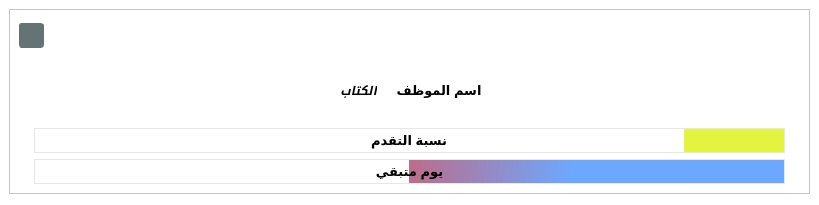
This is activedoc.ui in ashraf-kx/maktaba-assistant as Qt 5 draws it before an edit. The edited form follows.
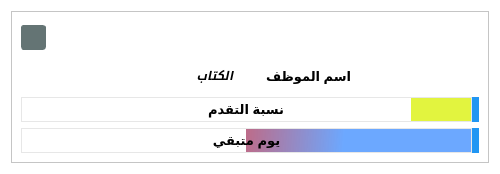
This is the edited form. Icons and pictures are not drawn.

Patch:
```diff
--- a/activedoc.ui
+++ b/activedoc.ui
@@ -6,10 +6,16 @@
    <rect>
     <x>0</x>
     <y>0</y>
-    <width>819</width>
-    <height>205</height>
+    <width>500</width>
+    <height>174</height>
    </rect>
   </property>
+  <property name="maximumSize">
+   <size>
+    <width>500</width>
+    <height>16777215</height>
+   </size>
+  </property>
   <property name="font">
    <font>
     <kerning>false</kerning>
@@ -18,22 +24,16 @@
   <property name="windowTitle">
    <string>Form</string>
   </property>
+  <property name="layoutDirection">
+   <enum>Qt::RightToLeft</enum>
+  </property>
   <property name="styleSheet">
    <string notr="true">QWidget
 {
 	background-color: rgb(255, 255, 255);
 }</string>
   </property>
-  <layout class="QVBoxLayout" name="verticalLayout_3">
-   <property name="leftMargin">
-    <number>9</number>
-   </property>
-   <property name="topMargin">
-    <number>9</number>
-   </property>
-   <property name="rightMargin">
-    <number>9</number>
-   </property>
+  <layout class="QVBoxLayout" name="verticalLayout_2">
    <item>
     <widget class="QFrame" name="frame">
      <property name="frameShape">
@@ -42,9 +42,68 @@
      <property name="frameShadow">
       <enum>QFrame::Raised</enum>
      </property>
-     <layout class="QVBoxLayout" name="verticalLayout_2">
+     <layout class="QVBoxLayout" name="verticalLayout">
       <item>
        <layout class="QHBoxLayout" name="horizontalLayout_3">
+        <item>
+         <widget class="QPushButton" name="Bt_remove">
+          <property name="cursor">
+           <cursorShape>PointingHandCursor</cursorShape>
+          </property>
+          <property name="styleSheet">
+           <string notr="true">QPushButton
+{
+    padding: 7px 7px 7px 7px;
+    font-size: 15px;
+    font-family: Ubuntu;
+    color: #ffffff;
+    white-space: nowrap;
+    background-color:#FFF;
+   
+    border-radius: 3px;
+       
+    border: 1px solid #FFF;
+       
+    vertical-align: middle;
+}
+
+QPushButton:hover
+{
+background-color:#FFFFF9;
+    border: 1px solid #FFFFF9;
+color: #ffffff;
+
+}
+</string>
+          </property>
+          <property name="text">
+           <string/>
+          </property>
+          <property name="icon">
+           <iconset resource="Icons.qrc">
+            <normaloff>:/Icons/ic_clear_2x.png</normaloff>:/Icons/ic_clear_2x.png</iconset>
+          </property>
+          <property name="iconSize">
+           <size>
+            <width>15</width>
+            <height>15</height>
+           </size>
+          </property>
+         </widget>
+        </item>
+        <item>
+         <spacer name="horizontalSpacer_3">
+          <property name="orientation">
+           <enum>Qt::Horizontal</enum>
+          </property>
+          <property name="sizeHint" stdset="0">
+           <size>
+            <width>40</width>
+            <height>20</height>
+           </size>
+          </property>
+         </spacer>
+        </item>
         <item>
          <widget class="QPushButton" name="Bt_toArchive">
           <property name="maximumSize">
@@ -99,62 +158,6 @@
           </property>
          </widget>
         </item>
-        <item>
-         <spacer name="horizontalSpacer_3">
-          <property name="orientation">
-           <enum>Qt::Horizontal</enum>
-          </property>
-          <property name="sizeHint" stdset="0">
-           <size>
-            <width>40</width>
-            <height>20</height>
-           </size>
-          </property>
-         </spacer>
-        </item>
-        <item>
-         <widget class="QPushButton" name="Bt_remove">
-          <property name="styleSheet">
-           <string notr="true">QPushButton
-{
-    padding: 7px 7px 7px 7px;
-    font-size: 15px;
-    font-family: Ubuntu;
-    color: #ffffff;
-    white-space: nowrap;
-    background-color:#FFF;
-   
-    border-radius: 3px;
-       
-    border: 1px solid #FFF;
-       
-    vertical-align: middle;
-}
-
-QPushButton:hover
-{
-background-color:#FFFFF9;
-    border: 1px solid #FFFFF9;
-color: #ffffff;
-
-}
-</string>
-          </property>
-          <property name="text">
-           <string/>
-          </property>
-          <property name="icon">
-           <iconset resource="Icons.qrc">
-            <normaloff>:/Icons/ic_clear_2x.png</normaloff>:/Icons/ic_clear_2x.png</iconset>
-          </property>
-          <property name="iconSize">
-           <size>
-            <width>15</width>
-            <height>15</height>
-           </size>
-          </property>
-         </widget>
-        </item>
        </layout>
       </item>
       <item>
@@ -178,48 +181,14 @@
           </property>
          </spacer>
         </item>
-        <item>
-         <widget class="QLabel" name="L_titleDoc">
-          <property name="font">
-           <font>
-            <pointsize>9</pointsize>
-            <weight>75</weight>
-            <italic>true</italic>
-            <bold>true</bold>
-           </font>
-          </property>
-          <property name="text">
-           <string>الكتاب</string>
-          </property>
-          <property name="scaledContents">
-           <bool>true</bool>
-          </property>
-          <property name="margin">
-           <number>5</number>
-          </property>
-         </widget>
-        </item>
-        <item>
-         <widget class="QLabel" name="label">
-          <property name="maximumSize">
-           <size>
-            <width>25</width>
-            <height>25</height>
-           </size>
-          </property>
-          <property name="text">
-           <string/>
-          </property>
-          <property name="pixmap">
-           <pixmap resource="Icons.qrc">:/Icons/ic_create_2x.png</pixmap>
-          </property>
-          <property name="scaledContents">
-           <bool>true</bool>
-          </property>
-         </widget>
-        </item>
         <item>
          <widget class="QLabel" name="L_nameWorker">
+          <property name="minimumSize">
+           <size>
+            <width>150</width>
+            <height>0</height>
+           </size>
+          </property>
           <property name="font">
            <font>
             <pointsize>10</pointsize>
@@ -228,13 +197,13 @@
            </font>
           </property>
           <property name="text">
-           <string>اسم الموظف</string>
+           <string>  اسم الموظف  </string>
           </property>
           <property name="scaledContents">
            <bool>true</bool>
           </property>
           <property name="alignment">
-           <set>Qt::AlignCenter</set>
+           <set>Qt::AlignRight|Qt::AlignTrailing|Qt::AlignVCenter</set>
           </property>
           <property name="wordWrap">
            <bool>false</bool>
@@ -244,6 +213,52 @@
           </property>
          </widget>
         </item>
+        <item>
+         <widget class="QLabel" name="label">
+          <property name="maximumSize">
+           <size>
+            <width>25</width>
+            <height>25</height>
+           </size>
+          </property>
+          <property name="text">
+           <string/>
+          </property>
+          <property name="pixmap">
+           <pixmap resource="Icons.qrc">:/Icons/ic_create_2x.png</pixmap>
+          </property>
+          <property name="scaledContents">
+           <bool>true</bool>
+          </property>
+         </widget>
+        </item>
+        <item>
+         <widget class="QLabel" name="L_titleDoc">
+          <property name="minimumSize">
+           <size>
+            <width>150</width>
+            <height>0</height>
+           </size>
+          </property>
+          <property name="font">
+           <font>
+            <pointsize>9</pointsize>
+            <weight>75</weight>
+            <italic>true</italic>
+            <bold>true</bold>
+           </font>
+          </property>
+          <property name="text">
+           <string>  الكتاب  </string>
+          </property>
+          <property name="scaledContents">
+           <bool>true</bool>
+          </property>
+          <property name="margin">
+           <number>5</number>
+          </property>
+         </widget>
+        </item>
         <item>
          <spacer name="horizontalSpacer_2">
           <property name="orientation">
@@ -260,31 +275,82 @@
        </layout>
       </item>
       <item>
-       <layout class="QVBoxLayout" name="verticalLayout">
-        <property name="leftMargin">
-         <number>15</number>
-        </property>
-        <property name="topMargin">
+       <layout class="QGridLayout" name="gridLayout">
+        <property name="horizontalSpacing">
          <number>0</number>
         </property>
-        <property name="rightMargin">
-         <number>15</number>
+        <property name="verticalSpacing">
+         <number>6</number>
         </property>
-        <property name="bottomMargin">
-         <number>0</number>
-        </property>
-        <item>
+        <item row="1" column="1">
+         <widget class="QProgressBar" name="PB_daysLeft">
+          <property name="minimumSize">
+           <size>
+            <width>0</width>
+            <height>25</height>
+           </size>
+          </property>
+          <property name="maximumSize">
+           <size>
+            <width>16777215</width>
+            <height>25</height>
+           </size>
+          </property>
+          <property name="font">
+           <font>
+            <pointsize>10</pointsize>
+            <weight>75</weight>
+            <bold>true</bold>
+           </font>
+          </property>
+          <property name="layoutDirection">
+           <enum>Qt::RightToLeft</enum>
+          </property>
+          <property name="styleSheet">
+           <string notr="true">QProgressBar {
+border:1px solid rgb(231, 231, 231);
+background: qlineargradient(spread:repeat, x1:0, y1:0.500273, x2:1, y2:0.505, stop:0.318182 rgba(255, 21, 0, 214), stop:0.715909 rgba(0, 104, 255, 147));
+border-radius: 0px;
+
+width: 10px;
+}
+
+QProgressBar::chunk {
+background:white;
+border: 1px solid white;
+border-radius: 0px;
+
+}</string>
+          </property>
+          <property name="value">
+           <number>50</number>
+          </property>
+          <property name="alignment">
+           <set>Qt::AlignCenter</set>
+          </property>
+          <property name="textVisible">
+           <bool>true</bool>
+          </property>
+          <property name="invertedAppearance">
+           <bool>true</bool>
+          </property>
+          <property name="format">
+           <string>يوم متبقي</string>
+          </property>
+         </widget>
+        </item>
+        <item row="0" column="1">
          <widget class="QProgressBar" name="PB_advance">
           <property name="minimumSize">
            <size>
             <width>0</width>
-            <height>0</height>
+            <height>25</height>
            </size>
           </property>
           <property name="maximumSize">
            <size>
             <width>16777215</width>
-            <height>16777215</height>
+            <height>25</height>
            </size>
           </property>
           <property name="font">
@@ -333,54 +399,51 @@
           </property>
          </widget>
         </item>
-        <item>
-         <widget class="QProgressBar" name="PB_daysLeft">
+        <item row="0" column="0">
+         <widget class="QLabel" name="label_2">
           <property name="maximumSize">
            <size>
-            <width>16777215</width>
-            <height>16777215</height>
+            <width>25</width>
+            <height>25</height>
            </size>
           </property>
-          <property name="font">
-           <font>
-            <pointsize>10</pointsize>
-            <weight>75</weight>
-            <bold>true</bold>
-           </font>
-          </property>
-          <property name="layoutDirection">
-           <enum>Qt::RightToLeft</enum>
-          </property>
           <property name="styleSheet">
-           <string notr="true">QProgressBar {
-border:1px solid rgb(231, 231, 231);
-background: qlineargradient(spread:repeat, x1:0, y1:0.500273, x2:1, y2:0.505, stop:0.318182 rgba(255, 21, 0, 214), stop:0.715909 rgba(0, 104, 255, 147));
-border-radius: 0px;
-
-width: 10px;
-}
-
-QProgressBar::chunk {
-background:white;
-border: 1px solid white;
-border-radius: 0px;
-
+           <string notr="true">QLabel{
+background-color: #2196F3;
 }</string>
           </property>
-          <property name="value">
-           <number>50</number>
+          <property name="text">
+           <string/>
           </property>
-          <property name="alignment">
-           <set>Qt::AlignCenter</set>
+          <property name="pixmap">
+           <pixmap resource="Icons.qrc">:/Icons/ic_trending_up_white_2x.png</pixmap>
           </property>
-          <property name="textVisible">
+          <property name="scaledContents">
            <bool>true</bool>
           </property>
-          <property name="invertedAppearance">
-           <bool>true</bool>
+         </widget>
+        </item>
+        <item row="1" column="0">
+         <widget class="QLabel" name="label_3">
+          <property name="maximumSize">
+           <size>
+            <width>25</width>
+            <height>25</height>
+           </size>
           </property>
-          <property name="format">
-           <string>يوم متبقي</string>
+          <property name="styleSheet">
+           <string notr="true">QLabel{
+background-color: #2196F3;
+}</string>
+          </property>
+          <property name="text">
+           <string/>
+          </property>
+          <property name="pixmap">
+           <pixmap resource="Icons.qrc">:/Icons/ic_hourglass_empty_white_2x.png</pixmap>
+          </property>
+          <property name="scaledContents">
+           <bool>true</bool>
           </property>
          </widget>
         </item>
```
Left out of the diff: 3 changed lines with no effect on the pictures.
